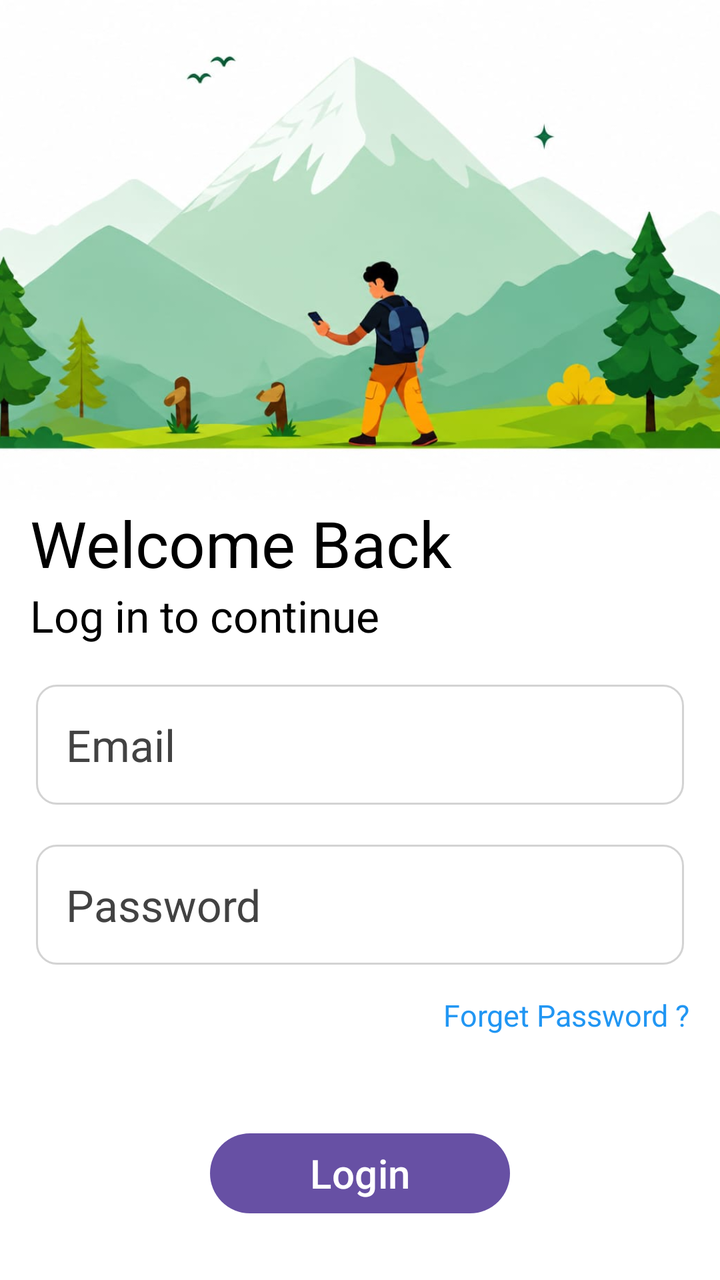
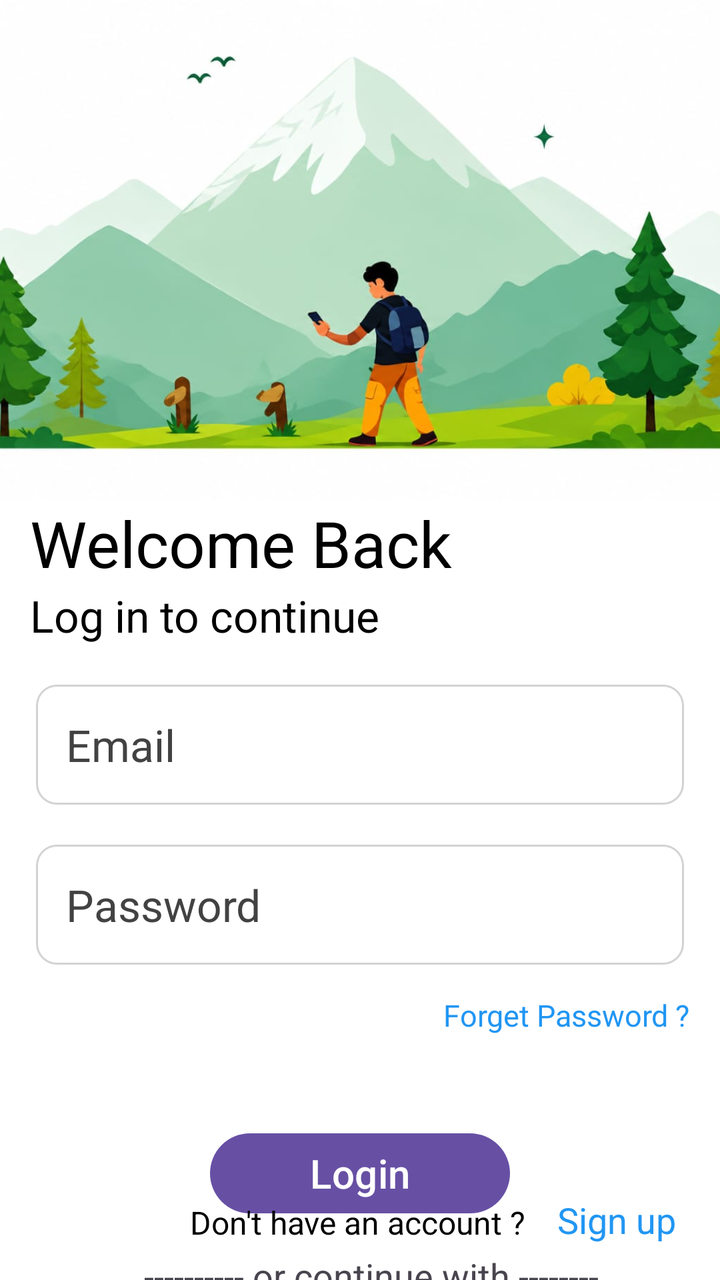

The first picture is an Android layout as it rendered before a commit; the second is the same layout after the commit. The layout source and the unified diff follow.
<!-- AndroidManifest.xml: application theme Theme.TrailSplit -->
<!-- res/layout/activity_main.xml -->
<?xml version="1.0" encoding="utf-8"?>
<androidx.constraintlayout.widget.ConstraintLayout xmlns:android="http://schemas.android.com/apk/res/android"
    xmlns:app="http://schemas.android.com/apk/res-auto"
    xmlns:tools="http://schemas.android.com/tools"
    android:id="@+id/main"
    android:layout_width="match_parent"
    android:layout_height="match_parent"
    tools:context=".MainActivity"
    android:background="@color/white">

    <ImageView
        android:id="@+id/loginheader"
        android:contentDescription="@null"
        android:layout_width="match_parent"
        android:layout_height="250dp"

        android:scaleType="centerCrop"
        android:src="@drawable/loginheader"
        app:layout_constraintTop_toTopOf="parent"


        />

    <TextView
        android:id="@+id/welcome"

        android:layout_width="wrap_content"
        android:layout_height="wrap_content"
        android:text="Welcome Back "
        android:textColor="@color/black"
        android:textSize="32sp"
        app:layout_constraintTop_toBottomOf="@id/loginheader"
        app:layout_constraintStart_toStartOf="@id/loginheader"
        android:paddingLeft="15dp"
        />

    <TextView
        android:id="@+id/statement"
        android:layout_width="wrap_content"
        android:layout_height="wrap_content"
        android:text="Log in to continue"
        android:textColor="@color/black"
        android:textSize="22sp"
        android:paddingLeft="15dp"
        app:layout_constraintTop_toBottomOf="@id/welcome"
        app:layout_constraintStart_toStartOf="@id/welcome"


        />

        <EditText
            android:id="@+id/email"
            android:layout_width="match_parent"
            android:layout_height="60dp"
            android:hint="Email"
           android:textColorHint="@color/cardview_dark_background"
            android:background="@drawable/edittext_background"

            android:layout_marginTop="20dp"
            android:layout_marginEnd="18dp"
            android:layout_marginStart="18dp"
            android:textSize="22sp"

            android:paddingLeft="15dp"
            app:layout_constraintTop_toBottomOf="@id/statement"
            app:layout_constraintStart_toStartOf="@id/statement"

            />

    <EditText
        android:id="@+id/password"
        android:layout_width="match_parent"
        android:layout_height="60dp"

        android:hint="Password"
        android:textColorHint="@color/cardview_dark_background"
        android:background="@drawable/edittext_background"
        android:layout_marginTop="20dp"
        android:layout_marginEnd="18dp"
        android:layout_marginStart="18dp"

        android:textSize="22sp"

        android:paddingLeft="15dp"
        app:layout_constraintTop_toBottomOf="@id/email"
        app:layout_constraintStart_toStartOf="@id/email"

        />

    <TextView
        android:id="@+id/fogetpassword"
        android:layout_width="wrap_content"
        android:layout_height="wrap_content"
        android:text="Forget Password ?"
        android:textSize="15dp"
        android:textColor="#2196F3"
        android:layout_marginTop="15dp"
        app:layout_constraintTop_toBottomOf="@id/password"
        app:layout_constraintEnd_toEndOf="parent"
        android:layout_marginRight="15dp"
        />



    <Button
        android:id="@+id/btn"
        android:layout_width="150dp"
        android:layout_height="wrap_content"
        android:text="Login"
        android:textSize="20sp"
        android:layout_marginTop="45dp"
        app:layout_constraintTop_toBottomOf="@id/fogetpassword"
        app:layout_constraintStart_toStartOf="parent"
        app:layout_constraintEnd_toEndOf="parent"
        />
    <TextView
        android:id="@+id/account"
        android:layout_width="wrap_content"
        android:layout_height="wrap_content"
        android:text="Don't have an account ? "
        app:layout_constraintBottom_toBottomOf="parent"
        android:textSize="16dp"
        android:textColor="@color/black"
        android:paddingTop="20dp"
        app:layout_constraintTop_toBottomOf="@id/btn"
        android:paddingLeft="95dp"
        app:layout_constraintStart_toStartOf="parent"
        android:layout_marginBottom="120dp"



        />
    <TextView
        android:id="@+id/sign"
        android:layout_width="wrap_content"
        android:layout_height="wrap_content"
        android:text="Sign up"
        android:textSize="18dp"
        app:layout_constraintStart_toEndOf="@id/account"
        app:layout_constraintTop_toBottomOf="@id/btn"
        android:paddingTop="20dp"
        android:paddingLeft="12dp"
        app:layout_constraintBottom_toBottomOf="parent"
        android:textColor="#2196F3"
        android:layout_marginBottom="120dp"
        />
</androidx.constraintlayout.widget.ConstraintLayout>
<!-- resources referenced by this layout -->
<resources>
  <color name="black">#FF000000</color>
  <color name="white">#FFFFFFFF</color>
  <!-- drawable edittext_background (drawable) -->
  <?xml version="1.0" encoding="utf-8"?>
  <shape xmlns:android="http://schemas.android.com/apk/res/android">
  
      <solid android:color="#FFFFFF"/>
  
      <stroke
          android:width="1dp"
          android:color="#D3D3D3"/>
  
      <corners
          android:radius="10dp"/>
  
  </shape>
  <!-- drawable loginheader: jpeg bitmap (drawable, 50315 bytes) -->
  <style name="Theme.TrailSplit" parent="Base.Theme.TrailSplit" />
  <style name="Base.Theme.TrailSplit" parent="Theme.Material3.DayNight.NoActionBar">
          
          
      </style>
</resources>

<!-- the commit's change to res/layout/activity_main.xml (unified diff, before → after) -->
@@ -114,6 +114,32 @@
         app:layout_constraintEnd_toEndOf="parent"
         />
     <TextView
+        android:id="@+id/cntw"
+        android:layout_width="match_parent"
+        android:layout_height="wrap_content"
+        android:text="---------- or continue with --------"
+        android:paddingStart="72dp"
+        android:paddingEnd="55dp"
+        android:textSize="18dp"
+        android:paddingTop="15dp"
+        app:layout_constraintStart_toStartOf="parent"
+        app:layout_constraintEnd_toEndOf="parent"
+        app:layout_constraintTop_toBottomOf="@+id/btn"
+
+        />
+
+    <ImageButton
+        android:id="@+id/google"
+        android:layout_width="wrap_content"
+        android:layout_height="wrap_content"
+        android:src="@drawable/google_icon"
+        android:background="@android:color/transparent"
+        app:layout_constraintStart_toStartOf="@+id/btn"
+        android:paddingStart="58dp"
+        android:paddingTop="20dp"
+        app:layout_constraintTop_toBottomOf="@id/cntw"
+        />
+    <TextView
         android:id="@+id/account"
         android:layout_width="wrap_content"
         android:layout_height="wrap_content"
@@ -121,13 +147,9 @@
         app:layout_constraintBottom_toBottomOf="parent"
         android:textSize="16dp"
         android:textColor="@color/black"
-        android:paddingTop="20dp"
-        app:layout_constraintTop_toBottomOf="@id/btn"
         android:paddingLeft="95dp"
         app:layout_constraintStart_toStartOf="parent"
-        android:layout_marginBottom="120dp"
-
-
+        android:layout_marginBottom="18dp"
 
         />
     <TextView
@@ -137,11 +159,13 @@
         android:text="Sign up"
         android:textSize="18dp"
         app:layout_constraintStart_toEndOf="@id/account"
-        app:layout_constraintTop_toBottomOf="@id/btn"
-        android:paddingTop="20dp"
         android:paddingLeft="12dp"
         app:layout_constraintBottom_toBottomOf="parent"
         android:textColor="#2196F3"
-        android:layout_marginBottom="120dp"
+        android:layout_marginBottom="18dp"
         />
+
+
+
+
 </androidx.constraintlayout.widget.ConstraintLayout>
<!-- resource entries referenced after the edit -->
@@ -16,6 +16,37 @@
           android:radius="10dp"/>
   
   </shape>
+  <!-- drawable google_icon (drawable) -->
+  <vector xmlns:android="http://schemas.android.com/apk/res/android"
+      android:width="32dp"
+      android:height="32dp"
+      android:viewportWidth="48"
+      android:viewportHeight="48">
+    <path
+        android:pathData="M10.327,24C10.327,22.476 10.58,21.014 11.032,19.644L3.123,13.604C1.582,16.734 0.714,20.26 0.714,24C0.714,27.737 1.581,31.261 3.12,34.388L11.025,28.337C10.577,26.973 10.327,25.517 10.327,24"
+        android:strokeWidth="1"
+        android:fillColor="#FBBC05"
+        android:fillType="evenOdd"
+        android:strokeColor="#00000000"/>
+    <path
+        android:pathData="M24.214,10.133C27.525,10.133 30.516,11.307 32.866,13.227L39.702,6.4C35.536,2.773 30.195,0.533 24.214,0.533C14.927,0.533 6.945,5.844 3.123,13.604L11.032,19.644C12.855,14.112 18.049,10.133 24.214,10.133"
+        android:strokeWidth="1"
+        android:fillColor="#EB4335"
+        android:fillType="evenOdd"
+        android:strokeColor="#00000000"/>
+    <path
+        android:pathData="M24.214,37.867C18.049,37.867 12.855,33.888 11.032,28.356L3.123,34.395C6.945,42.156 14.927,47.467 24.214,47.467C29.945,47.467 35.418,45.431 39.525,41.618L32.018,35.814C29.9,37.149 27.232,37.867 24.214,37.867"
+        android:strokeWidth="1"
+        android:fillColor="#34A853"
+        android:fillType="evenOdd"
+        android:strokeColor="#00000000"/>
+    <path
+        android:pathData="M46.645,24C46.645,22.613 46.432,21.12 46.111,19.733L24.214,19.733L24.214,28.8L36.818,28.8C36.188,31.891 34.472,34.268 32.018,35.814L39.525,41.618C43.839,37.614 46.645,31.649 46.645,24"
+        android:strokeWidth="1"
+        android:fillColor="#4285F4"
+        android:fillType="evenOdd"
+        android:strokeColor="#00000000"/>
+  </vector>
   <!-- drawable loginheader: jpeg bitmap (drawable, 50315 bytes) -->
   <style name="Theme.TrailSplit" parent="Base.Theme.TrailSplit" />
   <style name="Base.Theme.TrailSplit" parent="Theme.Material3.DayNight.NoActionBar">
